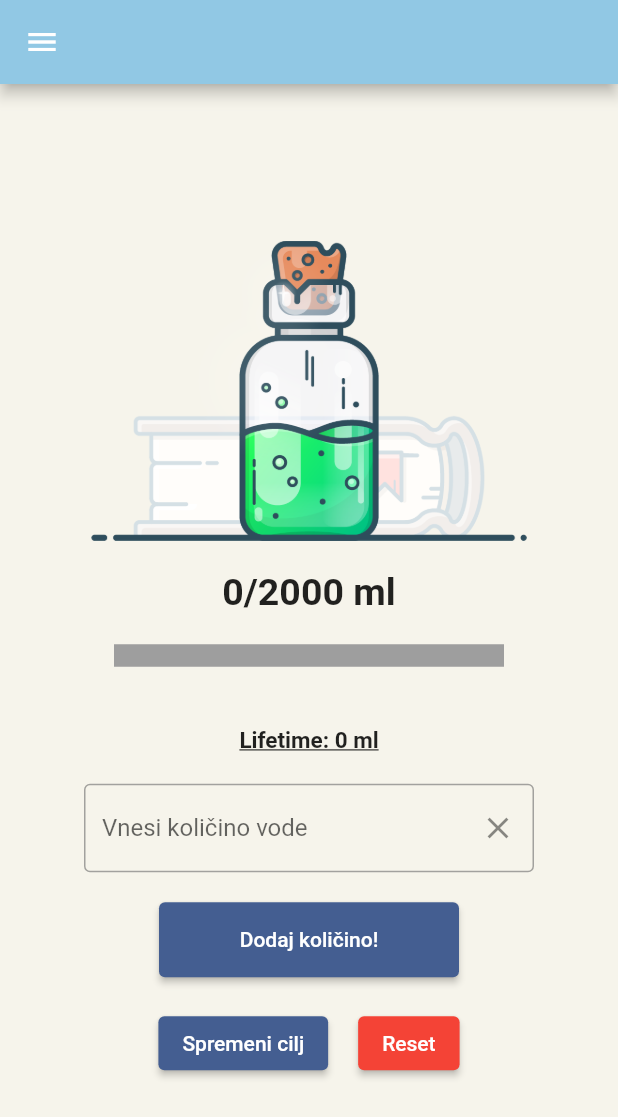
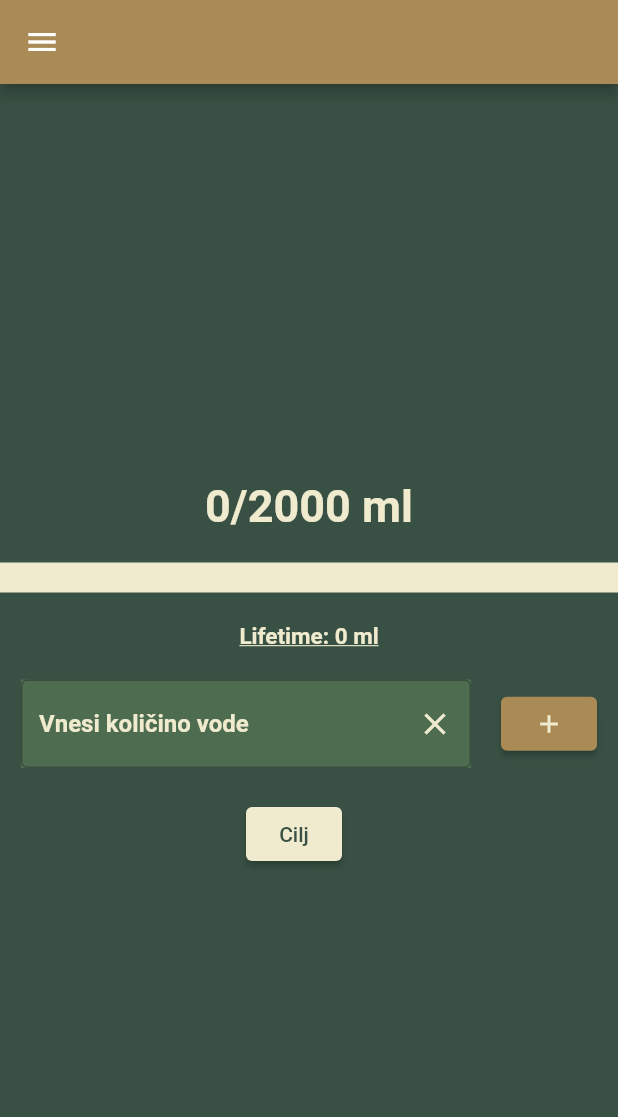
Before and after one commit to Oblakoru/WaterTrackingApp_LevelUp, a Flutter app: the MeritvePage screen opened directly, on a phone screen of 412 x 824 dp. Shown: the top 1117 px of the screen. Run offline on Flutter 3.47's test engine with Material 2 defaults, Android fonts, the phone set to English and light mode, and no system bars; our stand-ins replace hive_flutter; accounts and stored records are empty.

Commit message:
Slab redesign
Potrebno iti na prejšnjo verzijo

```diff
--- a/lib/tracking_page.dart
+++ b/lib/tracking_page.dart
@@ -116,9 +116,9 @@ class _MeritvePageState extends State<MeritvePage> {
       resizeToAvoidBottomInset: false,
       //resizeToAvoidBottomPadding: false,
       //resizeToAvoidBottomInset: true,
-      backgroundColor: Color.fromRGBO(246, 244, 235, 1.0),
+      backgroundColor: Color.fromRGBO(57, 81, 68, 1.0),
       appBar: AppBar(
-        backgroundColor: Color.fromRGBO(145, 200, 228, 1.0),
+        backgroundColor: Color.fromRGBO(170, 139, 86, 1.0),
       ),
       drawer: Drawer(
         child: ListView(
@@ -153,7 +153,7 @@ class _MeritvePageState extends State<MeritvePage> {
               title: Text("Zgodovina"),
               onTap: () => print("Zgodovina"),
               leading: const Icon(
-                Icons.favorite,
+                Icons.history,
                 color: Colors.pinkAccent,
               ),
             ),
@@ -174,18 +174,16 @@ class _MeritvePageState extends State<MeritvePage> {
         ),
       ),
       body: Center(
-          child: Padding(
-        padding: const EdgeInsets.all(20.0),
           child: SingleChildScrollView(
         reverse: true,
         child: Column(
           mainAxisAlignment: MainAxisAlignment.center,
           crossAxisAlignment: CrossAxisAlignment.center,
           children: [
-              Image.asset(
-                "images/health-potion.png",
-                height: 200,
-              ),
+            //Image.asset(
+            //  "images/health-potion.png",
+            //  height: 200,
+            //),
             const SizedBox(
               height: 20,
             ),
@@ -193,12 +191,15 @@ class _MeritvePageState extends State<MeritvePage> {
               "$kolicinaSpiteVode/$dailyGoal ml",
               style: const TextStyle(
                   fontWeight: FontWeight.bold,
-                  fontSize: 25.0,
+                  fontSize: 30.0,
+                  color: Color.fromRGBO(240, 235, 206, 1.0)),
             ),
+            const SizedBox(
+              height: 20,
             ),
             Container(
-                padding: EdgeInsets.all(20.0),
-                width: 300,
+              //padding: EdgeInsets.symmetric(),
+              width: double.infinity,
               child: TweenAnimationBuilder<double>(
                 duration: const Duration(milliseconds: 250),
                 curve: Curves.easeIn,
@@ -206,8 +207,12 @@ class _MeritvePageState extends State<MeritvePage> {
                   begin: 0,
                   end: kolicinaSpiteVode / dailyGoal,
                 ),
-                  builder: (context, value, _) =>
-                      LinearProgressIndicator(value: value, color: Colors.blue, backgroundColor: Colors.grey, minHeight: 15,),
+                builder: (context, value, _) => LinearProgressIndicator(
+                  value: value,
+                  color: Color.fromRGBO(170, 139, 86, 1.0),
+                  backgroundColor: Color.fromRGBO(240, 235, 206, 1.0),
+                  minHeight: 20,
+                ),
               ),
               //child: TweenAnimationBuilder<double>(
               //  duration: const Duration(milliseconds: 500),
@@ -232,14 +237,23 @@ class _MeritvePageState extends State<MeritvePage> {
               style: const TextStyle(
                   fontWeight: FontWeight.bold,
                   fontSize: 15.0,
+                  color: Color.fromRGBO(240, 235, 206, 1.0),
                   decoration: TextDecoration.underline),
             ),
             const SizedBox(
               height: 20,
             ),
+            Row(
+              mainAxisAlignment: MainAxisAlignment.center,
+              children: [
                 Container(
+                  color: Color.fromRGBO(78, 108, 80, 1.0),
                   width: 300,
                   child: TextField(
+                    style: TextStyle(
+                      color: Color.fromRGBO(240, 235, 206, 1.0),
+                      fontWeight: FontWeight.bold,
+                    ),
                     controller: textEditingController,
                     inputFormatters: [
                       FilteringTextInputFormatter.digitsOnly,
@@ -247,9 +261,17 @@ class _MeritvePageState extends State<MeritvePage> {
                     decoration: InputDecoration(
                       border: OutlineInputBorder(),
                       hintText: 'Vnesi količino vode',
+                      hintStyle: TextStyle(
+                        color: Color.fromRGBO(240, 235, 206, 1.0),
+                      ),
+                      labelStyle:
+                          TextStyle(color: Color.fromRGBO(240, 235, 206, 1.0)),
                       suffixIcon: IconButton(
                         onPressed: () => textEditingController.clear(),
-                      icon: Icon(Icons.clear),
+                        icon: Icon(
+                          Icons.clear,
+                          color: Color.fromRGBO(240, 235, 206, 1.0),
+                        ),
                       ),
                     ),
                     onChanged: (text) {
@@ -259,9 +281,10 @@ class _MeritvePageState extends State<MeritvePage> {
                   ),
                 ),
                 const SizedBox(
-                height: 20,
+                  width: 20,
                 ),
                 ElevatedButton(
+
                     //onPressed: () => setState(() => kolicinaSpiteVode += 250),
                     onPressed: () => {
                           setState(() {
@@ -270,18 +293,23 @@ class _MeritvePageState extends State<MeritvePage> {
                                   int.parse(textEditingController.text);
                               waterBox.put(
                                   pridobiDanasnjiDatum(), kolicinaSpiteVode);
-                            allTimeBox
-                                .add(int.parse(textEditingController.text));
+                              allTimeBox.add(int.parse(textEditingController.text));
                               _sumOfIntakes +=
                                   int.parse(textEditingController.text);
+                              textEditingController.clear();
                               print(pridobiDanasnjiDatum());
                             } catch (e) {
                               print("Ojoj!");
                             }
                           })
                         },
-                  style: ElevatedButton.styleFrom(fixedSize: Size(200, 50)),
-                  child: const Text("Dodaj količino!")),
+                    //child: const Text("+", style: TextStyle(fontSize: 30), textAlign: TextAlign.center ,)),
+                    style: ElevatedButton.styleFrom(
+                      backgroundColor: Color.fromRGBO(170, 139, 86, 1.0),
+                    ),
+                    child: const Icon(Icons.add, size: 20, color: Color.fromRGBO(240, 235, 206, 1.0),)),
+              ],
+            ),
             const SizedBox(
               height: 20,
             ),
@@ -289,6 +317,8 @@ class _MeritvePageState extends State<MeritvePage> {
               mainAxisAlignment: MainAxisAlignment.center,
               children: [
                 ElevatedButton(
+
+                  style: ElevatedButton.styleFrom(backgroundColor: Color.fromRGBO(240, 235, 206, 1.0), fixedSize: Size(50, 30)),
                     onPressed: () {
                       showDialog(
                           context: context,
@@ -311,40 +341,40 @@ class _MeritvePageState extends State<MeritvePage> {
                                         Navigator.of(context).pop();
                                       },
                                       child: const Text(
-                                          "Submit",
+                                        "Potrdi",
                                       ))
                                 ],
                               ));
                     },
-                      child: const Text("Spremeni cilj")),
+                    child: const Text("Cilj", style: TextStyle(color: Color.fromRGBO(57, 81, 68, 1.0) ),),),
                 const SizedBox(
                   width: 20,
                 ),
-                  ElevatedButton(
-                      style: ElevatedButton.styleFrom(
-                        backgroundColor: Colors.red,
-                      ),
-                      onPressed: () => setState(() {
-                            kolicinaSpiteVode = 0;
-                            _sumOfIntakes = 0;
-                            waterBox.clear();
-                            allTimeBox.clear();
-                          }),
-                      //onPressed: () => setState(() {
-                      //      kolicinaSpiteVode = 0;
-                      //      _sumOfIntakes = 0;
-                      //      waterBox.get(waterBox.keys.last);
-                      //      waterBox.deleteAt(allTimeBox.length - 1);
-                      //      allTimeBox.add(allTimeBox.length - 1);
-                      //    }),
-                      child: const Text("Reset")),
+                //ElevatedButton(
+                //    style: ElevatedButton.styleFrom(
+                //      backgroundColor: Colors.red,
+                //    ),
+                //    onPressed: () => setState(() {
+                //          kolicinaSpiteVode = 0;
+                //          _sumOfIntakes = 0;
+                //          waterBox.clear();
+                //          allTimeBox.clear();
+                //        }),
+                //    //onPressed: () => setState(() {
+                //    //      kolicinaSpiteVode = 0;
+                //    //      _sumOfIntakes = 0;
+                //    //      waterBox.get(waterBox.keys.last);
+                //    //      waterBox.deleteAt(allTimeBox.length - 1);
+                //    //      allTimeBox.add(allTimeBox.length - 1);
+                //    //    }),
+                //    child: const Text("Reset")),
               ],
             ),
-              Padding( // this is new
-                padding: EdgeInsets.only(bottom: MediaQuery.of(context).viewInsets.bottom)
-            ),
+            Padding(
+                // this is new
+                padding: EdgeInsets.only(
+                    bottom: MediaQuery.of(context).viewInsets.bottom)),
           ],
-          ),
         ),
       )),
     );
```
Lines whose indentation alone changed are shown as unchanged.
